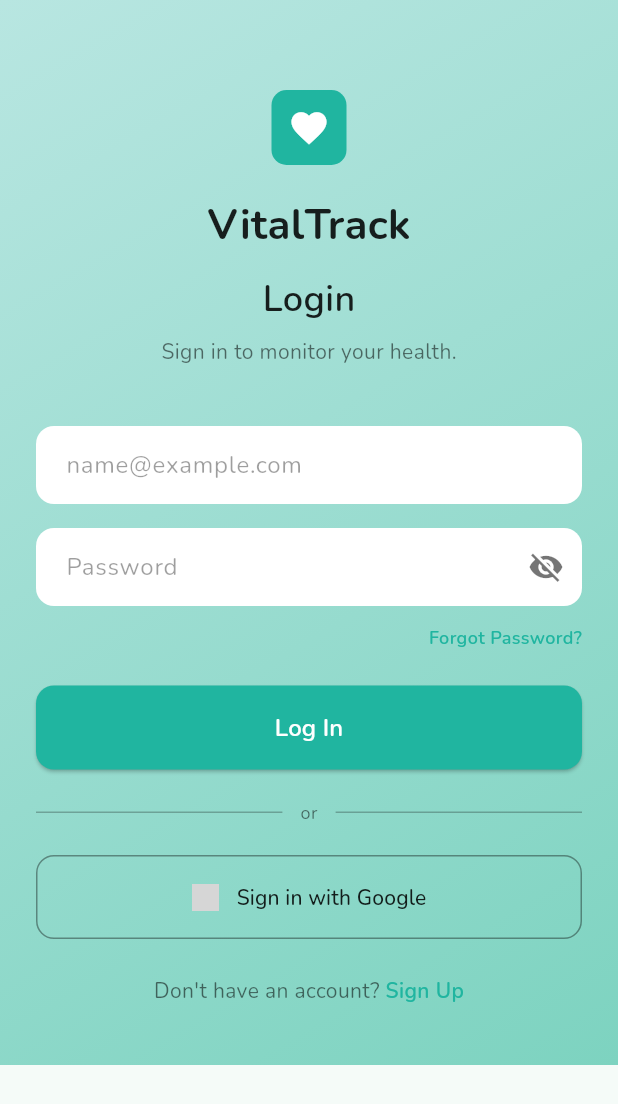
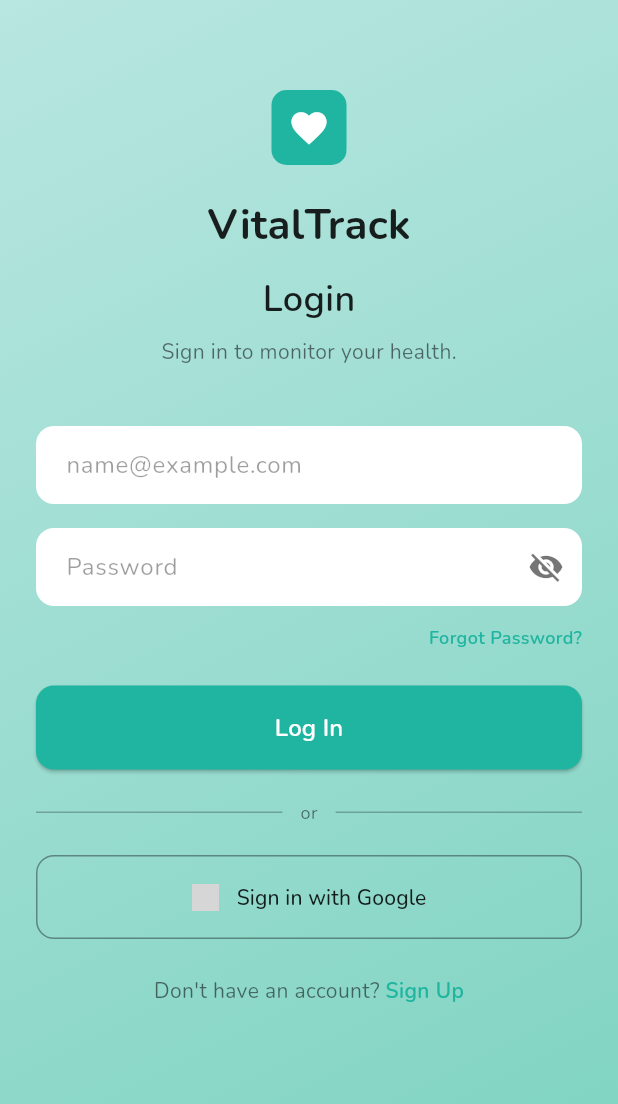
Before and after one commit to sachithravithanage/VitalTrack-MVP, a Flutter app: the LoginScreen screen opened directly, on a phone screen of 412 x 824 dp. Shown: the top 1104 px of the screen. Run offline on Flutter 3.47's test engine with Material 3 defaults, Android fonts, the phone set to English and light mode, and no system bars; our stand-ins replace google_fonts; grey boxes are pictures that could not be loaded.

Commit message:
fixed login screen

```diff
--- a/lib/screens/login_screen.dart
+++ b/lib/screens/login_screen.dart
@@ -31,6 +31,12 @@
   Widget build(BuildContext context) {
     return Scaffold(
       body: Container(
+        // ==========================================
+        // THIS FIXES THE WHITE BOX AT THE BOTTOM!
+        // ==========================================
+        height: MediaQuery.of(context).size.height,
+        width: double.infinity,
+        // ==========================================
         decoration: const BoxDecoration(
           gradient: LinearGradient(
             begin: Alignment.topLeft,
```
Also changed, not shown: lib/screens/complete_profile_screen.dart (+3 -5 lines).
